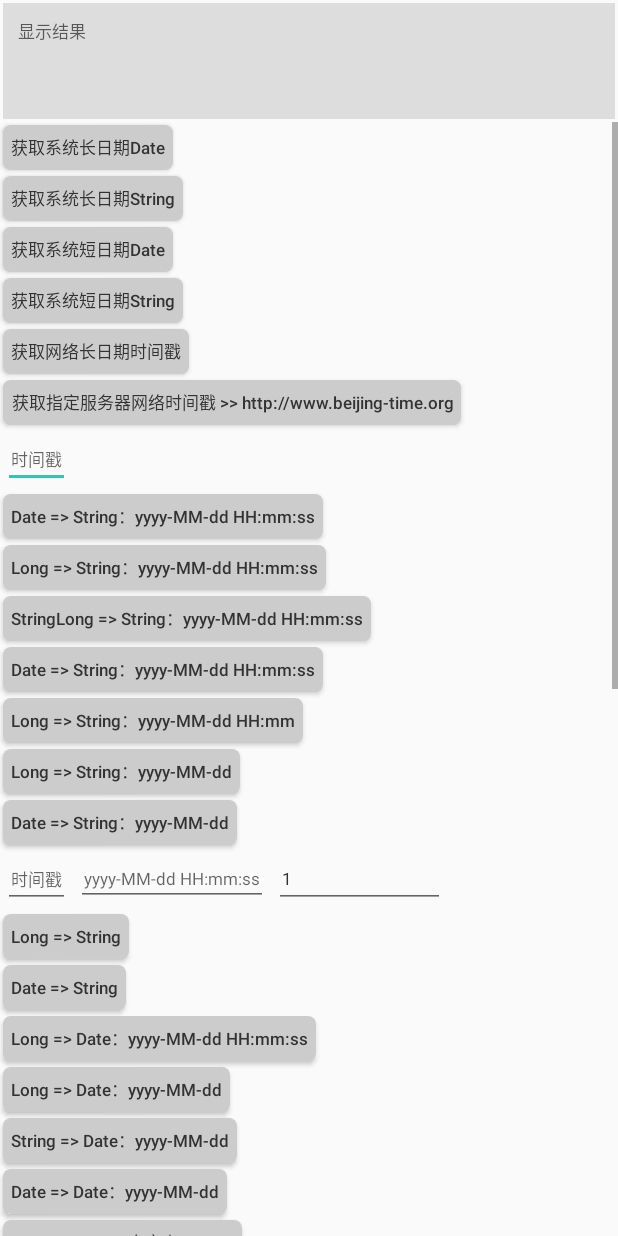
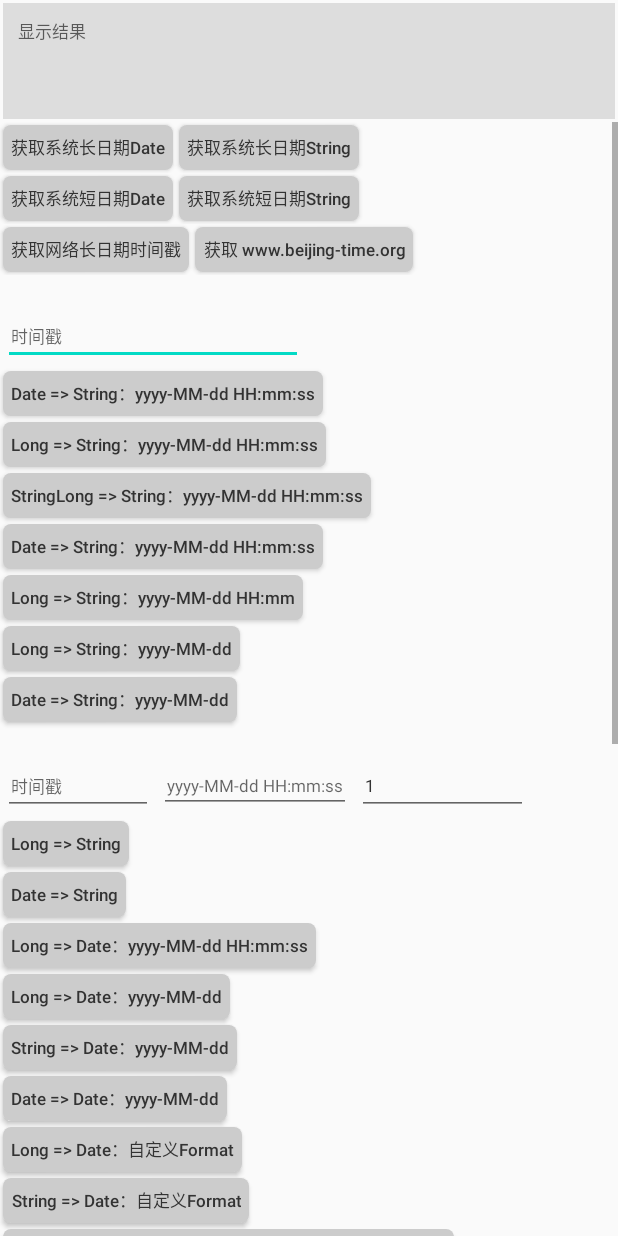
Before and after one commit to wuguangxin/utils, an Android app: the layout activity_date_utils.xml on its own in the app's theme, with its tools: preview values and no code run, on a phone screen of 412 x 824 dp. Run offline under Robolectric (Android 15) with nearby library versions, the phone set to English and light mode, and no system bars.

Commit message:
优化DateUtils类

```diff
--- a/app/src/main/AndroidManifest.xml
+++ b/app/src/main/AndroidManifest.xml
@@ -39,6 +39,7 @@
         <activity android:name=".ui.StorageUtilsActivity" android:screenOrientation="portrait"/>
         <activity android:name=".ui.AndroidUtilsActivity" android:screenOrientation="portrait"/>
         <activity android:name=".ui.DateUtilsActivity" android:screenOrientation="portrait"/>
+        <activity android:name=".ui.DialogUtilsActivity" android:screenOrientation="portrait"/>
     </application>
 
 </manifest>
--- a/app/src/main/java/com/wuguangxin/utils/demo/ui/MainActivity.java
+++ b/app/src/main/java/com/wuguangxin/utils/demo/ui/MainActivity.java
@@ -30,9 +30,10 @@ public class MainActivity extends BaseActivity implements View.OnClickListener {
         mActivityMap.put(R.id.storage_utils, StorageUtilsActivity.class);
         mActivityMap.put(R.id.android_utils, AndroidUtilsActivity.class);
         mActivityMap.put(R.id.date_utils, DateUtilsActivity.class);
+        mActivityMap.put(R.id.dialog_utils, DialogUtilsActivity.class);
 
         // 直接跳转
-        openActivity(DateUtilsActivity.class);
+        openActivity(DialogUtilsActivity.class);
     }
 
     @Override
--- a/app/src/main/res/layout/activity_date_utils.xml
+++ b/app/src/main/res/layout/activity_date_utils.xml
@@ -30,14 +30,31 @@
             android:orientation="vertical"
             tools:ignore="HardcodedText">
 
+            <LinearLayout style="@style/LayoutHorizontal">
                 <Button android:id="@+id/getDate" style="@style/Button" android:text="获取系统长日期Date" />
                 <Button android:id="@+id/getDateString" style="@style/Button" android:text="获取系统长日期String" />
+            </LinearLayout>
+
+            <LinearLayout style="@style/LayoutHorizontal">
                 <Button android:id="@+id/getDateShort" style="@style/Button" android:text="获取系统短日期Date" />
                 <Button android:id="@+id/getDateShortString" style="@style/Button" android:text="获取系统短日期String" />
+            </LinearLayout>
+            <LinearLayout style="@style/LayoutHorizontal">
+            </LinearLayout>
+            <LinearLayout style="@style/LayoutHorizontal" android:layout_marginBottom="20dp">
                 <Button android:id="@+id/getDateStringFromNet" style="@style/Button" android:text="获取网络长日期时间戳" />
-            <Button android:id="@+id/getTimestampFromNet" style="@style/Button" android:text="获取指定服务器网络时间戳 >> http://www.beijing-time.org" />
+                <Button android:id="@+id/getTimestampFromNet" style="@style/Button" android:text="获取 www.beijing-time.org" />
+            </LinearLayout>
 
-            <EditText android:id="@+id/formatDateString_Long_Et" style="@style/EditText" android:hint="时间戳" />
+
+            <EditText
+                android:id="@+id/formatDateString_Long_Et"
+                style="@style/EditText"
+                android:layout_marginTop="20dp"
+                android:hint="时间戳"
+                android:maxLength="13"
+                android:inputType="number"
+                android:minWidth="200dp" />
             <Button android:id="@+id/formatDate_Date" style="@style/Button" android:text="Date => String：yyyy-MM-dd HH:mm:ss" />
             <Button android:id="@+id/formatDateString_Long" style="@style/Button" android:text="Long => String：yyyy-MM-dd HH:mm:ss" />
             <Button android:id="@+id/formatDateString_String" style="@style/Button" android:text="StringLong => String：yyyy-MM-dd HH:mm:ss" />
@@ -46,7 +63,7 @@
             <Button android:id="@+id/formatDateShortString_Long" style="@style/Button" android:text="Long => String：yyyy-MM-dd" />
             <Button android:id="@+id/formatDateShortString_Date" style="@style/Button" android:text="Date => String：yyyy-MM-dd" />
 
-            <LinearLayout style="@style/LayoutHorizontal">
+            <LinearLayout style="@style/LayoutHorizontal" android:layout_marginTop="20dp">
                 <EditText android:id="@+id/edit_time" style="@style/EditText" android:hint="时间戳"  android:inputType="number" android:maxLength="13"/>
                 <EditText android:id="@+id/edit_format" style="@style/EditText" android:hint="yyyy-MM-dd HH:mm:ss" />
                 <EditText android:id="@+id/edit_position" style="@style/EditText" android:hint="ParsePosition 默认1" android:text="1" android:maxLength="1" android:inputType="number"/>
@@ -69,23 +86,37 @@
 
             <!--diff-->
             <LinearLayout style="@style/LayoutHorizontal">
-            <EditText android:id="@+id/edit_start" style="@style/EditText" android:hint="开始时间" android:inputType="number" android:autofillHints="@string/app_name" />
-            <EditText android:id="@+id/edit_end" style="@style/EditText" android:hint="结束时间" android:inputType="number" android:autofillHints="@string/app_name" />
+            <EditText android:id="@+id/edit_start" style="@style/EditText" android:hint="开始时间" android:inputType="date" android:autofillHints="@string/app_name" />
+            <EditText android:id="@+id/edit_end" style="@style/EditText" android:hint="结束时间" android:inputType="date" android:autofillHints="@string/app_name" />
+                <Button android:id="@+id/diffDays_Date_Date" style="@style/Button" android:text="计算两个日期间隔几天" />
             </LinearLayout>
-            <Button android:id="@+id/getIntervalDays_Date_Date" style="@style/Button" android:text="计算两个日期间隔几天" />
-            <Button android:id="@+id/diffDays_Date_Date" style="@style/Button" android:text="获取两个日期的间隔(天时分秒)" />
 
-            <EditText android:id="@+id/edit_total" style="@style/EditText" android:hint="毫秒值" android:inputType="number" android:maxLength="13" />
-            <TextView style="@style/TextView" android:text="将指定毫秒值格式化为以下格式：" />
+            <LinearLayout style="@style/LayoutHorizontal">
+                <EditText
+                    android:id="@+id/edit_total"
+                    style="@style/EditText"
+                    android:layout_marginTop="50dp"
+                    android:hint="毫秒数"
+                    android:inputType="number"
+                    android:maxLength="13" />
+                <TextView
+                    style="@style/TextView"
+                    android:gravity="center_vertical"
+                    android:text="将指定毫秒值格式化为以下格式：" />
+            </LinearLayout>
+            <LinearLayout style="@style/LayoutHorizontal">
                 <Button android:id="@+id/diffDays_Long_true" style="@style/Button" android:text="00天00时00分00秒" />
                 <Button android:id="@+id/diffDays_Long_false" style="@style/Button" android:text="00:00:00:00" />
+            </LinearLayout>
 
-            <Button android:id="@+id/diffMinuteSecond_Long_Long" style="@style/Button" android:text="获取两个时间的间隔（格式：00分00秒）" />
+            <Button android:id="@+id/formatMinuteSecond_Long_Long_true" style="@style/Button" android:text="获取两个时间的间隔（格式：00分00秒）" />
+            <Button android:id="@+id/formatMinuteSecond_Long_Long_false" style="@style/Button" android:text="获取两个时间的间隔（格式：00:00）" />
             <Button android:id="@+id/formatHourMinuteSecond_Long_Format" style="@style/Button" android:text="格式化毫秒数（如：00时00分00秒）" />
-            <Button android:id="@+id/formatHourMinuteSecond_Long_Boolean" style="@style/Button" android:text="格式化毫秒数（如：00时00分00秒）" />
-            <Button android:id="@+id/formatHourMinute_Long" style="@style/Button" android:text="格式化分钟数（如：00小时00分钟）" />
+            <Button android:id="@+id/formatHourMinuteSecond_Long_true" style="@style/Button" android:text="格式化毫秒数（如：00时00分00秒）" />
+            <Button android:id="@+id/formatHourMinuteSecond_Long_false" style="@style/Button" android:text="格式化毫秒数（如：00:00:00）" />
+            <Button android:id="@+id/formatHourMinute_Long" style="@style/Button" android:text="格式化毫秒数（如：00小时00分钟）" />
             <Button android:id="@+id/formatHourMinute_Long_Boolean" style="@style/Button" android:text="格式化毫秒数（如：00小时00分钟）" />
-            <Button android:id="@+id/formatHourMinute_Long_Format" style="@style/Button" android:text="格式化指定时间毫秒数自定义的格式（如：00时00分）" />
+            <Button android:id="@+id/formatHourMinute_Long_Format" style="@style/Button" android:text="格式化指定时间毫秒数自定义的格式（如：00小时00分钟）" />
 
         </LinearLayout>
     </ScrollView>
--- a/app/src/main/res/layout/activity_main.xml
+++ b/app/src/main/res/layout/activity_main.xml
@@ -19,6 +19,7 @@
         <Button android:id="@+id/storage_utils" style="@style/Button" android:text="StorageUtils" />
         <Button android:id="@+id/android_utils" style="@style/Button" android:text="AndroidUtils" />
         <Button android:id="@+id/date_utils" style="@style/Button" android:text="DateUtils" />
+        <Button android:id="@+id/dialog_utils" style="@style/Button" android:text="DialogUtils" />
     </LinearLayout>
 
 
--- a/app/src/main/res/values/styles.xml
+++ b/app/src/main/res/values/styles.xml
@@ -31,7 +31,7 @@
 
     <style name="EditText" parent="BaseView">
         <item name="android:gravity">center_vertical</item>
-        <item name="android:maxWidth">200dp</item>
+        <item name="android:minWidth">100dp</item>
     </style>
 
     <!--//////////////////////////////////////////////////////////////////////////////-->
```
Also changed, not shown: app/src/main/java/com/wuguangxin/utils/demo/ui/DateUtilsActivity.java (+96 -30 lines), app/src/main/java/com/wuguangxin/utils/demo/ui/DialogUtilsActivity.java (added, +151 -0 lines), app/src/main/res/layout/activity_dialog_utils.xml (added, +112 -0 lines), utils/src/main/java/com/wuguangxin/utils/DateUtils.java (+40 -68 lines), utils/src/main/java/com/wuguangxin/utils/DialogUtils.java (+80 -53 lines). Lines whose indentation alone changed are shown as unchanged.
